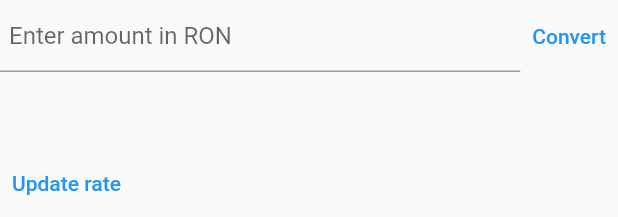
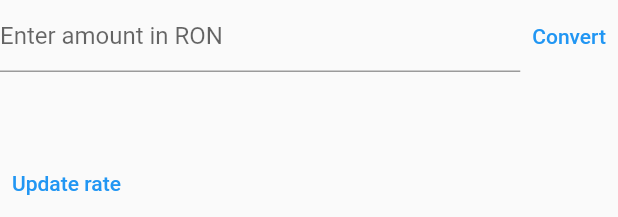
Before and after one commit to RazvanRotaru/FlutterBootcamp, a Flutter app: the Converter widget shown alone on an empty page, opened directly, on a phone screen of 412 x 824 dp. Shown: the top 217 px of the screen. Run offline on Flutter 3.47's test engine with Material 2 defaults, Android fonts, the phone set to English and light mode, and no system bars; network calls fail.

Commit message:
test default working-directory  2

```diff
--- a/currency_converter/lib/converter.dart
+++ b/currency_converter/lib/converter.dart
@@ -84,7 +84,7 @@ class _ConverterState extends State<Converter> {
                 onSubmitted: (String value) => _convert(),
                 decoration: InputDecoration(
                   hintText: 'Enter amount in ' + _fromCurrency,
-                  contentPadding: const EdgeInsets.symmetric(horizontal: 6),
+                  // contentPadding: const EdgeInsets.symmetric(horizontal: 6),
                   errorText: _isValid ? null : 'Input a number',
                   suffixIcon: _controller.text.isNotEmpty
                       ? IconButton(
--- a/number_guessr/lib/pages/guessr_page.dart
+++ b/number_guessr/lib/pages/guessr_page.dart
@@ -52,6 +52,7 @@ class _GuesserPageState extends State<GuesserPage> {
           style: TextStyle(fontSize: 20),
         ),
         Space,
+        // f
         const GuesserForm(),
       ],
     );
```
